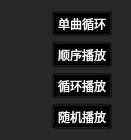
huizhang556/pc-video-player, file VideoPlayer/videomodels/PlayOrderForm.ui: the form before one commit.
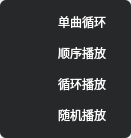
The form after the commit. Icons and pictures are not drawn.

Patch:
```diff
--- a/VideoPlayer/videomodels/PlayOrderForm.ui
+++ b/VideoPlayer/videomodels/PlayOrderForm.ui
@@ -26,10 +26,29 @@
    <string>Form</string>
   </property>
   <property name="styleSheet">
-   <string notr="true">background-color: #262829;</string>
+   <string notr="true">border-radius:6px;</string>
   </property>
   <layout class="QVBoxLayout" name="verticalLayout">
+   <property name="spacing">
+    <number>0</number>
+   </property>
+   <property name="leftMargin">
+    <number>0</number>
+   </property>
+   <property name="topMargin">
+    <number>0</number>
+   </property>
+   <property name="rightMargin">
+    <number>0</number>
+   </property>
+   <property name="bottomMargin">
+    <number>0</number>
+   </property>
    <item>
+    <widget class="QWidget" name="widget_grid" native="true">
+     <property name="styleSheet">
+      <string notr="true">background-color: #262829;</string>
+     </property>
     <layout class="QGridLayout" name="gridLayout">
      <property name="horizontalSpacing">
       <number>0</number>
@@ -275,6 +294,7 @@
       </widget>
      </item>
     </layout>
+    </widget>
    </item>
   </layout>
  </widget>
```
Lines whose indentation alone changed are shown as unchanged.
